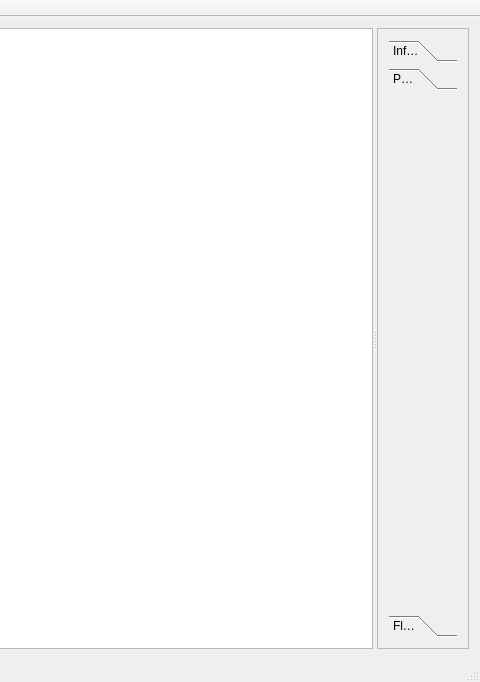
Old version of the form cmainwindow.ui in the repository birkeh/pictureLibrary; both pictures show x 447 to 927 and y 0 to 682 of the 927 by 682 pixel window.
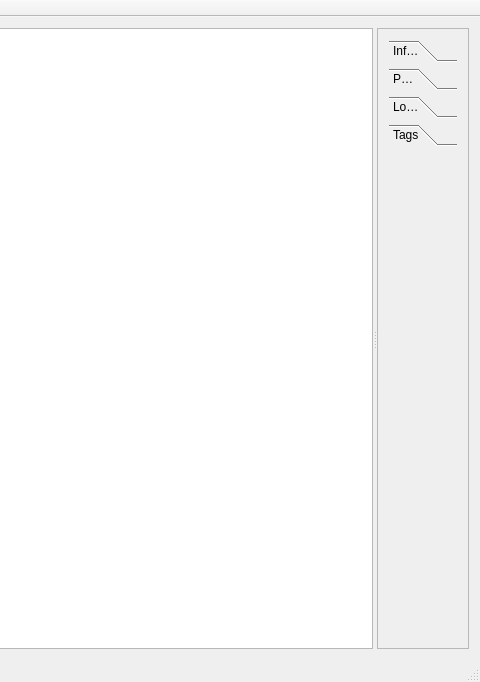
New version of the form. Custom widgets are drawn as their Qt base class.

Diff of the .ui file:
```diff
--- a/cmainwindow.ui
+++ b/cmainwindow.ui
@@ -107,7 +107,7 @@
          <item row="0" column="0">
           <widget class="QToolBox" name="m_lpToolBox">
            <property name="currentIndex">
-            <number>1</number>
+            <number>3</number>
            </property>
            <widget class="cToolBoxInfo" name="m_lpToolBoxInfo">
             <property name="geometry">
@@ -128,14 +128,14 @@
               <x>0</x>
               <y>0</y>
               <width>69</width>
-              <height>510</height>
+              <height>483</height>
              </rect>
             </property>
             <attribute name="label">
              <string>Person</string>
             </attribute>
            </widget>
-           <widget class="QWidget" name="m_lpToolBoxFlags">
+           <widget class="cToolBoxLocation" name="m_lpToolBoxLocation">
             <property name="geometry">
              <rect>
               <x>0</x>
@@ -145,7 +145,20 @@
              </rect>
             </property>
             <attribute name="label">
-             <string>Flags</string>
+             <string>Location</string>
+            </attribute>
+           </widget>
+           <widget class="ctoolBoxTag" name="m_lpToolBoxTags">
+            <property name="geometry">
+             <rect>
+              <x>0</x>
+              <y>0</y>
+              <width>69</width>
+              <height>483</height>
+             </rect>
+            </property>
+            <attribute name="label">
+             <string>Tags</string>
             </attribute>
            </widget>
           </widget>
@@ -196,6 +209,18 @@
    <header>ctoolboxperson.h</header>
    <container>1</container>
   </customwidget>
+  <customwidget>
+   <class>cToolBoxLocation</class>
+   <extends>QWidget</extends>
+   <header>ctoolboxlocation.h</header>
+   <container>1</container>
+  </customwidget>
+  <customwidget>
+   <class>ctoolBoxTag</class>
+   <extends>QWidget</extends>
+   <header>ctoolboxtag.h</header>
+   <container>1</container>
+  </customwidget>
  </customwidgets>
  <resources/>
  <connections/>
```
Left out of the diff: 4 changed lines with no effect on the pictures.
